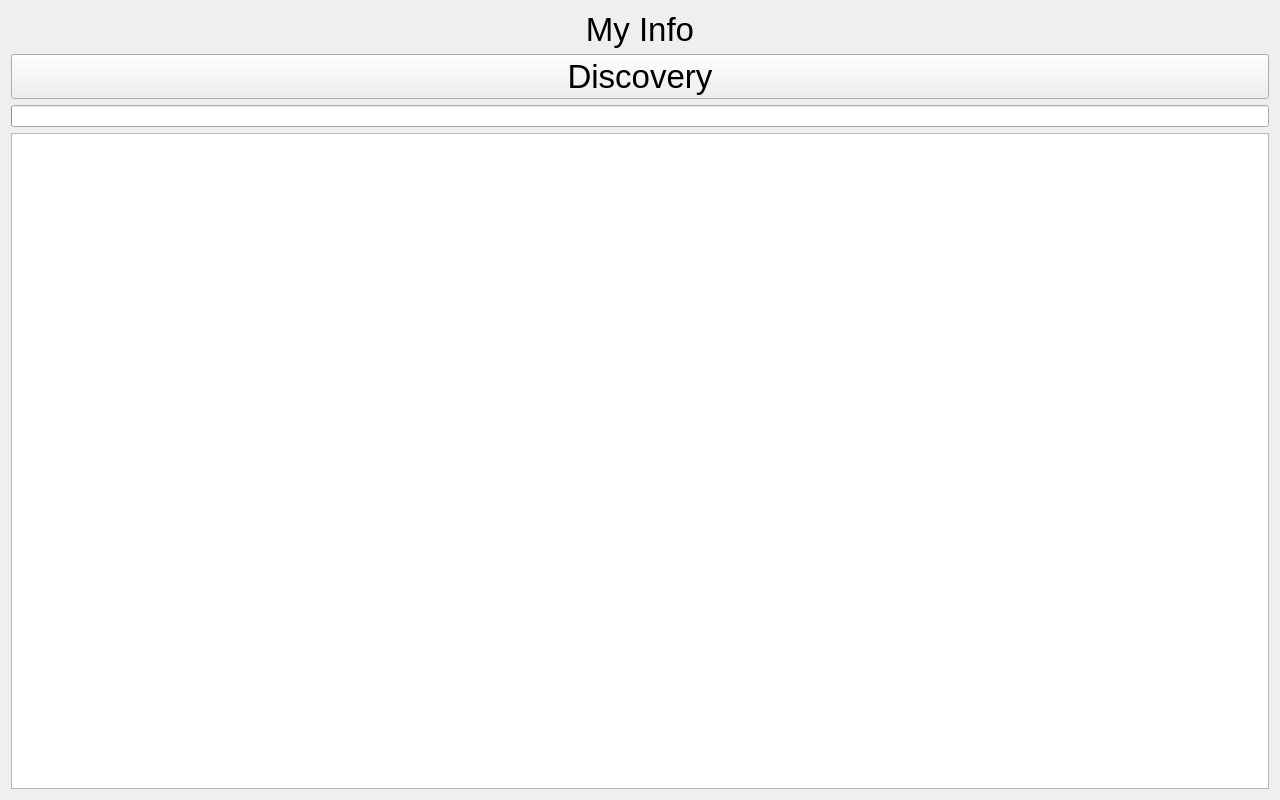
GRomR1/CraneManipulator, file FindDevices.ui: the form before one commit.
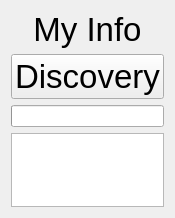
The form after the commit.

Commit message: Изменил размеры элементов формы поиска устройств. Добавил дефайн для возможности измениния размеров элементов Клиента

The edit to the form file:
```diff
--- a/FindDevices.ui
+++ b/FindDevices.ui
@@ -6,8 +6,8 @@
    <rect>
     <x>0</x>
     <y>0</y>
-    <width>1280</width>
-    <height>800</height>
+    <width>165</width>
+    <height>218</height>
    </rect>
   </property>
   <property name="windowTitle">
```
The commit also changes 1 other file.
